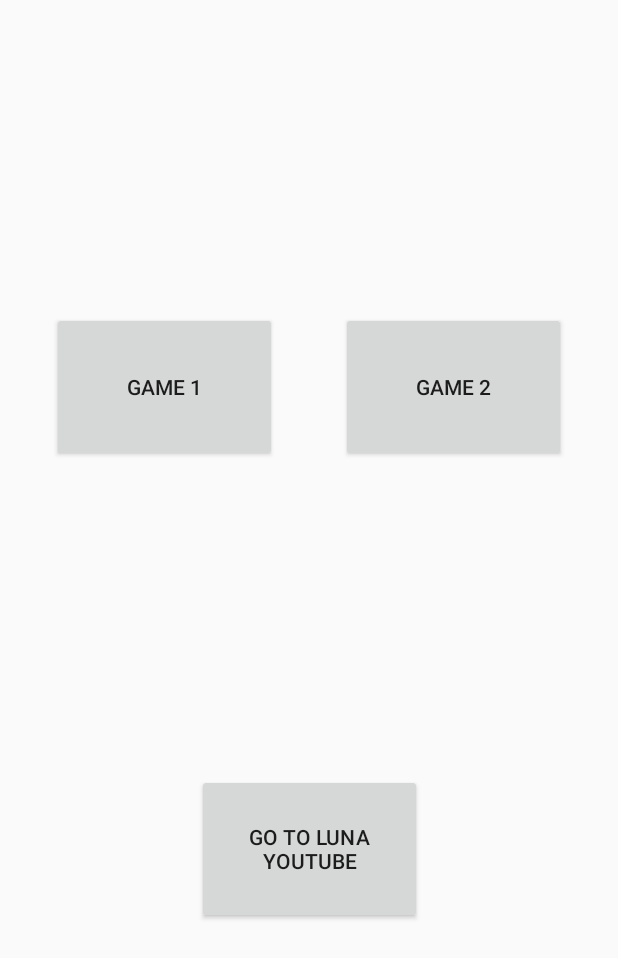
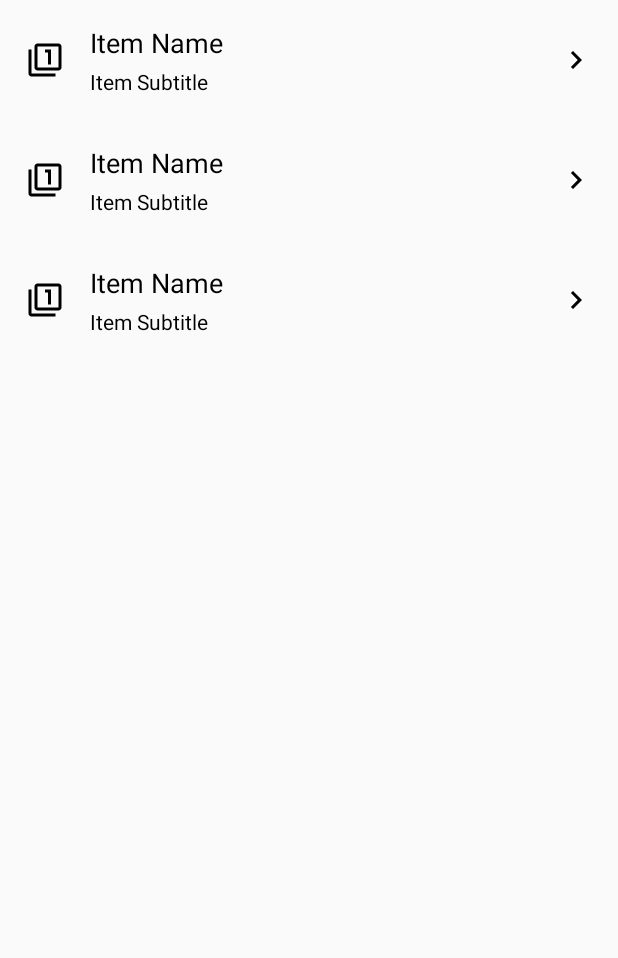
Before and after one commit to holylance/lunaProject, an Android app: the layout lobby_fragment.xml on its own in the app's theme, with its tools: preview values and no code run, on a phone screen of 412 x 824 dp. Shown: the top 958 px of the screen. Run offline under Robolectric (Android 15) with nearby library versions, the phone set to English and light mode, and no system bars.

Commit message:
feature/recyclerView in Lobby

```diff
--- /dev/null
+++ b/app/src/main/res/drawable/ic_indicator_24dp.xml
@@ -0,0 +1,9 @@
+<vector xmlns:android="http://schemas.android.com/apk/res/android"
+        android:width="24dp"
+        android:height="24dp"
+        android:viewportWidth="24.0"
+        android:viewportHeight="24.0">
+    <path
+        android:fillColor="#FF000000"
+        android:pathData="M10,6L8.59,7.41 13.17,12l-4.58,4.59L10,18l6,-6z"/>
+</vector>
--- /dev/null
+++ b/app/src/main/res/drawable/lobby_divider.xml
@@ -0,0 +1,6 @@
+<?xml version="1.0" encoding="utf-8"?>
+<shape xmlns:android="http://schemas.android.com/apk/res/android"
+    android:shape="rectangle">
+    <size android:height="1dp" />
+    <solid android:color="@color/grey60" />
+</shape>
--- /dev/null
+++ b/app/src/main/res/layout/game_item.xml
@@ -0,0 +1,76 @@
+<?xml version="1.0" encoding="utf-8"?>
+<androidx.constraintlayout.widget.ConstraintLayout
+    xmlns:android="http://schemas.android.com/apk/res/android"
+    xmlns:app="http://schemas.android.com/apk/res-auto"
+    xmlns:tools="http://schemas.android.com/tools"
+    android:id="@+id/layout_game_item"
+    android:paddingTop="@dimen/text_size_normal"
+    android:paddingBottom="@dimen/text_size_normal"
+    android:foreground="?android:attr/selectableItemBackground"
+    android:clickable="true"
+    android:focusable="true"
+    android:layout_width="match_parent"
+    android:layout_height="wrap_content">
+
+    <ImageView
+        android:id="@+id/game_item_icon"
+        android:layout_width="wrap_content"
+        android:layout_height="wrap_content"
+        android:layout_marginStart="@dimen/spacing_normal"
+        android:layout_marginEnd="@dimen/spacing_normal"
+        app:layout_constraintBottom_toBottomOf="parent"
+        app:layout_constraintEnd_toStartOf="@id/game_item_guideline"
+        app:layout_constraintStart_toStartOf="parent"
+        app:layout_constraintTop_toTopOf="parent"
+        tools:srcCompat="@drawable/ic_filter_1_black_24dp" />
+
+    <androidx.constraintlayout.widget.Guideline
+        android:id="@+id/game_item_guideline"
+        android:layout_width="wrap_content"
+        android:layout_height="wrap_content"
+        android:orientation="vertical"
+        app:layout_constraintGuide_begin="60dp" />
+
+    <androidx.appcompat.widget.AppCompatTextView
+        android:id="@+id/game_item_title"
+        android:textSize="@dimen/text_size_medium"
+        android:textColor="@color/black"
+        android:maxLines="1"
+        android:ellipsize="end"
+        android:layout_width="0dp"
+        android:layout_height="wrap_content"
+        android:layout_marginEnd="@dimen/spacing_normal"
+        tools:text="Item Name"
+        app:layout_constraintStart_toEndOf="@id/game_item_guideline"
+        app:layout_constraintEnd_toStartOf="@id/game_indicator"
+        app:layout_constraintTop_toTopOf="@id/game_item_icon"
+        app:layout_constraintBottom_toTopOf="@id/game_item_subtitle" />
+
+    <androidx.appcompat.widget.AppCompatTextView
+        android:id="@+id/game_item_subtitle"
+        android:textSize="@dimen/text_size_small"
+        android:textColor="@color/black"
+        android:maxLines="2"
+        android:ellipsize="end"
+        android:layout_width="0dp"
+        android:layout_height="wrap_content"
+        android:layout_marginEnd="@dimen/spacing_normal"
+        android:layout_marginTop="@dimen/spacing_smallest"
+        tools:text="Item Subtitle"
+        app:layout_constraintStart_toEndOf="@id/game_item_guideline"
+        app:layout_constraintEnd_toStartOf="@id/game_indicator"
+        app:layout_constraintTop_toBottomOf="@id/game_item_title"
+        app:layout_constraintBottom_toBottomOf="@id/game_item_icon" />
+
+    <ImageView
+        android:id="@+id/game_indicator"
+        android:layout_width="wrap_content"
+        android:layout_height="wrap_content"
+        android:layout_marginEnd="@dimen/spacing_normal"
+        app:layout_constraintStart_toEndOf="@id/game_item_title"
+        app:layout_constraintEnd_toEndOf="parent"
+        app:layout_constraintTop_toTopOf="parent"
+        app:layout_constraintBottom_toBottomOf="parent"
+        app:srcCompat="@drawable/ic_indicator_24dp" />
+
+</androidx.constraintlayout.widget.ConstraintLayout>
--- a/app/src/main/res/layout/lobby_fragment.xml
+++ b/app/src/main/res/layout/lobby_fragment.xml
@@ -8,40 +8,15 @@
     android:layout_height="match_parent"
     tools:context=".lobby.LobbyFragment">
 
-    <Button
-        android:id="@+id/button_game1"
-        android:layout_width="@dimen/button_game_width"
-        android:layout_height="@dimen/button_game_height"
-        android:layout_marginStart="8dp"
-        android:layout_marginEnd="8dp"
-        android:text="@string/game_1"
-        app:layout_constraintBottom_toTopOf="@id/button_youtube"
-        app:layout_constraintEnd_toStartOf="@id/button_game2"
-        app:layout_constraintStart_toStartOf="parent"
-        app:layout_constraintTop_toTopOf="parent" />
-
-    <Button
-        android:id="@+id/button_game2"
-        android:layout_width="@dimen/button_game_width"
-        android:layout_height="@dimen/button_game_height"
-        android:layout_marginStart="8dp"
-        android:layout_marginEnd="8dp"
-        android:text="@string/game_2"
-        app:layout_constraintBottom_toTopOf="@id/button_youtube"
-        app:layout_constraintEnd_toEndOf="parent"
-        app:layout_constraintStart_toEndOf="@id/button_game1"
-        app:layout_constraintTop_toTopOf="parent" />
-
-    <Button
-        android:id="@+id/button_youtube"
-        android:layout_width="@dimen/button_game_width"
-        android:layout_height="@dimen/button_game_height"
-        android:layout_marginStart="8dp"
-        android:layout_marginEnd="8dp"
-        android:text="@string/youtube"
+    <androidx.recyclerview.widget.RecyclerView
+        android:id="@+id/game_items_list"
+        android:layout_width="match_parent"
+        android:layout_height="0dp"
+        app:layout_constraintVertical_weight="1"
         app:layout_constraintBottom_toBottomOf="parent"
         app:layout_constraintEnd_toEndOf="parent"
         app:layout_constraintStart_toStartOf="parent"
-        app:layout_constraintTop_toBottomOf="@+id/button_game1" />
+        app:layout_constraintTop_toTopOf="parent"
+        tools:listitem="@layout/game_item" />
 
 </androidx.constraintlayout.widget.ConstraintLayout>
--- a/app/src/main/res/values/dimens.xml
+++ b/app/src/main/res/values/dimens.xml
@@ -2,4 +2,20 @@
 <resources>
     <dimen name="button_game_width">150dp</dimen>
     <dimen name="button_game_height">100dp</dimen>
+
+    <dimen name="spacing_smallest">4dp</dimen>
+    <dimen name="spacing_smaller">8dp</dimen>
+    <dimen name="spacing_small">12dp</dimen>
+    <dimen name="spacing_normal">16dp</dimen>
+
+    <dimen name="text_size_smaller">12sp</dimen>
+    <dimen name="text_size_small">14sp</dimen>
+    <dimen name="text_size_normal">16sp</dimen>
+    <dimen name="text_size_medium">18sp</dimen>
+    <dimen name="text_size_large">20sp</dimen>
+    <dimen name="text_size_larger">24sp</dimen>
+    <dimen name="text_size_huge">32sp</dimen>
+    <dimen name="text_size_huger">48sp</dimen>
+    <dimen name="text_size_wide">60sp</dimen>
+    <dimen name="text_size_maximum">96sp</dimen>
 </resources>
```
Also changed, not shown: app/src/main/java/com/hjcorp/lunaproject/lobby/LobbyAdapter.kt (added, +49 -0 lines), app/src/main/java/com/hjcorp/lunaproject/lobby/LobbyFragment.kt (+26 -7 lines), app/src/main/java/com/hjcorp/lunaproject/lobby/LobbyItem.kt (added, +20 -0 lines), app/src/main/java/com/hjcorp/lunaproject/lobby/LobbyItemDecorator.kt (added, +43 -0 lines), app/src/main/java/com/hjcorp/lunaproject/lobby/LobbyViewHolder.kt (added, +35 -0 lines), app/src/main/java/com/hjcorp/lunaproject/lobby/LobbyViewModel.kt (+15 -1 lines), app/src/main/res/layout/youtube_item.xml (added, +23 -0 lines), app/src/main/res/values/colors.xml (+10 -0 lines).
